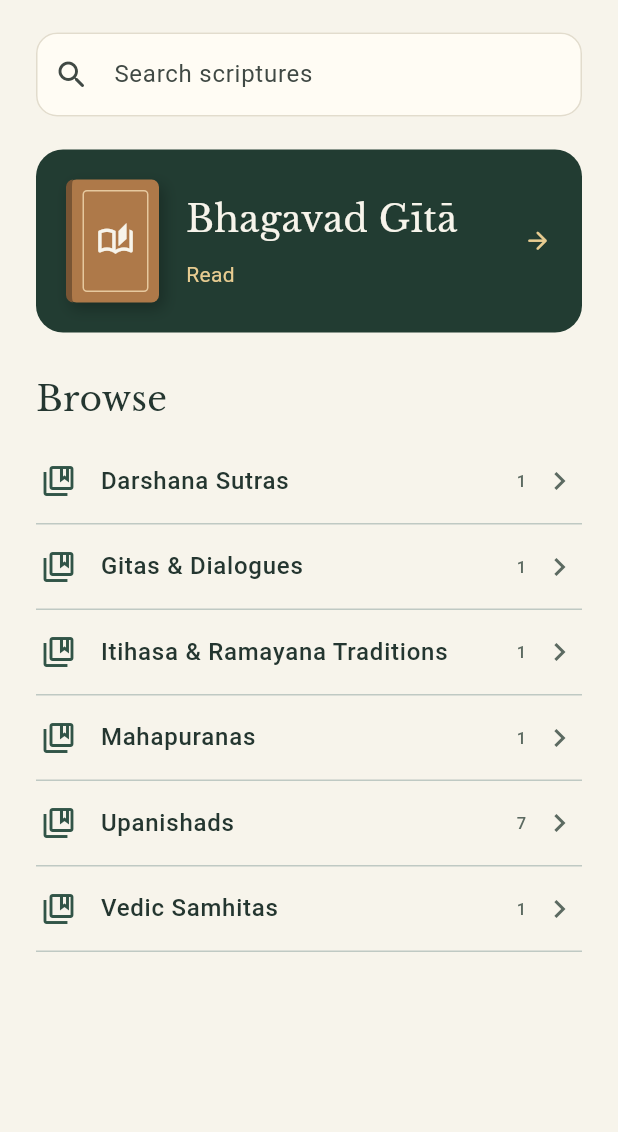
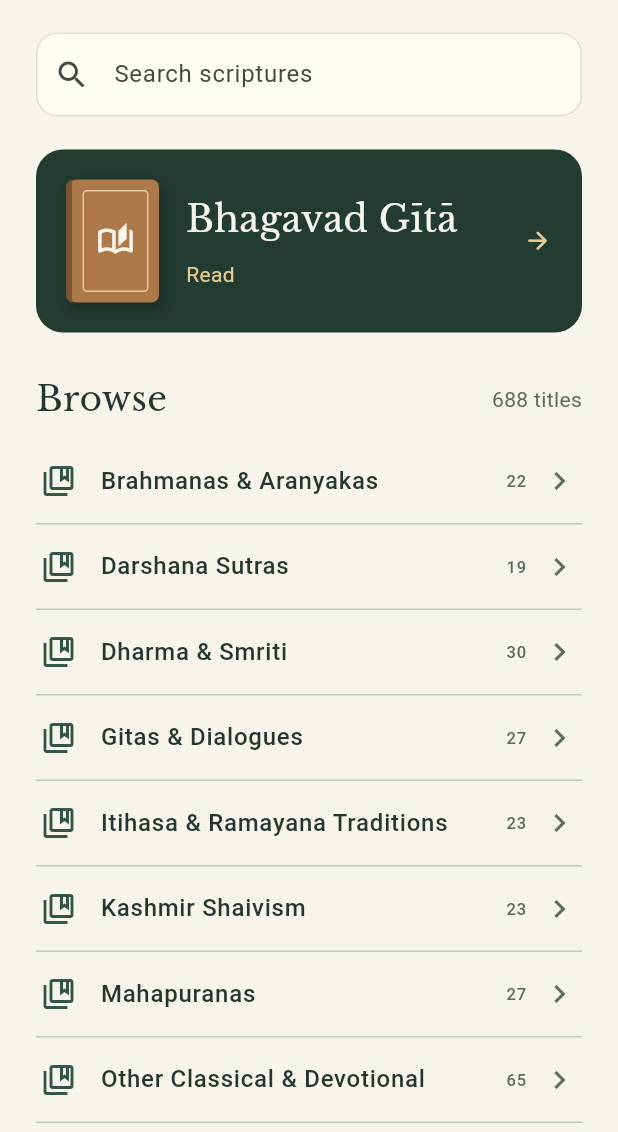
Before and after one commit to Ramlksasi/scripture-library, a Flutter app: the screen it shows after launch, on a phone screen of 412 x 824 dp, the part 104-1236 px from its top. Run offline on Flutter 3.47's test engine with Material 3 defaults, Android fonts, the phone set to English and light mode, and no system bars; our stand-ins replace cloud_firestore, firebase_core, material_ui, shared_preferences; accounts and stored records are empty.

Commit message:
Show the complete scripture workbook catalog

```diff
--- a/lib/library.dart
+++ b/lib/library.dart
@@ -44,18 +44,30 @@ class Book {
     required this.title,
     required this.category,
     required this.subcategory,
-    required this.sourceName,
-    required this.sourceUrl,
-    required this.editionId,
-    required this.sample,
-    required this.sections,
-    required this.credit,
-    required List<String> aliases,
-  }) : searchIndex = normalize(
-         [title, category, subcategory, ...aliases].join(' '),
+    this.sourceName = '',
+    this.sourceUrl,
+    this.editionId,
+    this.sample = false,
+    this.sections = const [],
+    this.credit = '',
+    List<String> aliases = const [],
+  }) : _searchTitles = [title, ...aliases].map(normalize).toList(),
+       searchIndex = normalize(
+         [id, title, category, subcategory, ...aliases].join(' '),
        );
 
-  factory Book.fromJson(String id, Map<String, dynamic> json) {
+  factory Book.fromCatalog(Map<String, dynamic> json) => Book(
+    id: json['id'] as String,
+    title: json['title'] as String,
+    category: json['category'] as String,
+    subcategory: json['subcategory'] as String,
+  );
+
+  factory Book.fromJson(
+    String id,
+    Map<String, dynamic> json, {
+    Book? catalogEntry,
+  }) {
     final url = Uri.tryParse(json['sourceUrl'] as String? ?? '');
     final editionId = json['editionId'] as String?;
     final sections = (json['sections'] as List? ?? [])
@@ -74,15 +86,18 @@ class Book {
     return Book(
       id: id,
       title: json['title'] as String,
-      category: json['category'] as String,
-      subcategory: json['subcategory'] as String,
+      category: catalogEntry?.category ?? json['category'] as String,
+      subcategory: catalogEntry?.subcategory ?? json['subcategory'] as String,
       sourceName: json['sourceName'] as String? ?? '',
       sourceUrl: sourceUrl,
       editionId: editionId,
       sample: json['sample'] == true,
       sections: sections,
       credit: json['credit'] as String? ?? '',
-      aliases: (json['aliases'] as List? ?? []).cast<String>(),
+      aliases: [
+        ...(json['aliases'] as List? ?? []).cast<String>(),
+        if (catalogEntry != null) catalogEntry.title,
+      ],
     );
   }
 
@@ -96,12 +111,18 @@ class Book {
   final bool sample;
   final List<Section> sections;
   final String credit;
+  final List<String> _searchTitles;
   final String searchIndex;
 
   bool get isHosted => editionId != null;
+  bool get hasReadingEdition => isHosted || sourceUrl != null;
 
-  bool matches(String query) =>
-      normalize(query).split(' ').every(searchIndex.contains);
+  bool matches(Iterable<String> terms) => terms.every(searchIndex.contains);
+
+  int searchPriority(String query) {
+    if (_searchTitles.contains(query)) return 0;
+    return _searchTitles.any((title) => title.startsWith(query)) ? 1 : 2;
+  }
 }
 
 String normalize(String value) {
@@ -171,9 +192,26 @@ class LibraryStore {
   late final Future<Map<String, dynamic>> _bundle = _assets
       .loadString('assets/launch_library.json')
       .then((source) => jsonDecode(source) as Map<String, dynamic>);
+  late final Future<Map<String, Book>> _catalog = _assets
+      .loadString('catalog/master_catalog.json')
+      .then((source) {
+        final rows = jsonDecode(source) as List<dynamic>;
+        final entries = rows.map(
+          (row) => Book.fromCatalog(row as Map<String, dynamic>),
+        );
+        return {for (final entry in entries) entry.id: entry};
+      });
 
   Future<List<Book>> loadBooks() async {
-    final bundled = await _bundle;
+    final catalog = await _catalog;
+    final available = await _loadAvailableBooks(catalog);
+    return {
+      ...catalog,
+      for (final book in available) book.id: book,
+    }.values.toList();
+  }
+
+  Future<List<Book>> _loadAvailableBooks(Map<String, Book> catalog) async {
     final db = database;
     if (db != null) {
       try {
@@ -186,7 +224,13 @@ class LibraryStore {
           final published = <Book>[];
           for (final doc in snapshot.docs) {
             try {
-              published.add(Book.fromJson(doc.id, doc.data()));
+              published.add(
+                Book.fromJson(
+                  doc.id,
+                  doc.data(),
+                  catalogEntry: catalog[doc.id],
+                ),
+              );
             } on FormatException {
               continue;
             } on TypeError {
@@ -201,9 +245,10 @@ class LibraryStore {
         // A slow network should still leave the bundled reader accessible.
       }
     }
-    return (bundled['books'] as List).map((item) {
+    return ((await _bundle)['books'] as List).map((item) {
       final json = item as Map<String, dynamic>;
-      return Book.fromJson(json['id'] as String, json);
+      final id = json['id'] as String;
+      return Book.fromJson(id, json, catalogEntry: catalog[id]);
     }).toList();
   }
 
--- a/lib/main.dart
+++ b/lib/main.dart
@@ -114,9 +114,19 @@ class _LibraryScreenState extends State<LibraryScreen> {
                   categories.putIfAbsent(book.category, () => []).add(book);
                 }
                 final names = categories.keys.toList()..sort();
+                final normalizedQuery = normalize(query);
+                final terms = normalizedQuery.split(' ');
                 final results =
-                    books.where((book) => book.matches(query)).toList()
-                      ..sort((a, b) => a.title.compareTo(b.title));
+                    query.isEmpty ||
+                        snapshot.connectionState != ConnectionState.done
+                    ? const <Book>[]
+                    : (books.where((book) => book.matches(terms)).toList()
+                        ..sort((a, b) {
+                          final rank = a
+                              .searchPriority(normalizedQuery)
+                              .compareTo(b.searchPriority(normalizedQuery));
+                          return rank == 0 ? a.title.compareTo(b.title) : rank;
+                        }));
                 final hosted = books.where((book) => book.isHosted);
                 final lastBook = hosted
                     .where(
@@ -128,9 +138,7 @@ class _LibraryScreenState extends State<LibraryScreen> {
                     )
                     .firstOrNull;
                 final featured = lastBook ?? hosted.firstOrNull;
-                return ListView(
-                  padding: const EdgeInsets.fromLTRB(24, 26, 24, 28),
-                  children: [
+                final header = <Widget>[
                   const Text(
                     'Scripture Library',
                     style: TextStyle(
@@ -174,8 +182,6 @@ class _LibraryScreenState extends State<LibraryScreen> {
                   else if (query.isNotEmpty) ...[
                     if (results.isEmpty)
                       const Text('No scriptures match your search.'),
-                      for (final book in results)
-                        _BookTile(book: book, onTap: () => _openBook(book)),
                   ] else ...[
                     if (featured != null) ...[
                       _Featured(
@@ -186,15 +192,25 @@ class _LibraryScreenState extends State<LibraryScreen> {
                       const SizedBox(height: 28),
                     ],
                     if (names.isEmpty)
-                        const Text('The library has no published books yet.')
+                      const Text('The library has no scriptures yet.')
                     else ...[
-                        const Text(
+                      Row(
+                        children: [
+                          const Expanded(
+                            child: Text(
                               'Browse',
                               style: TextStyle(
                                 fontFamily: serif,
                                 fontSize: 23,
                                 color: ink,
                               ),
+                            ),
+                          ),
+                          Text(
+                            '${books.length} titles',
+                            style: const TextStyle(color: muted),
+                          ),
+                        ],
                       ),
                       const SizedBox(height: 10),
                       for (final name in names)
@@ -216,7 +232,19 @@ class _LibraryScreenState extends State<LibraryScreen> {
                         ),
                     ],
                   ],
-                  ],
+                ];
+                return ListView.builder(
+                  padding: const EdgeInsets.fromLTRB(24, 26, 24, 28),
+                  itemCount: header.length + results.length,
+                  itemBuilder: (context, index) {
+                    if (index < header.length) return header[index];
+                    final book = results[index - header.length];
+                    return _BookTile(
+                      book: book,
+                      showCategory: true,
+                      onTap: () => _openBook(book),
+                    );
+                  },
                 );
               },
             ),
@@ -419,13 +447,23 @@ class CategoryScreen extends StatelessWidget {
 }
 
 class _BookTile extends StatelessWidget {
-  const _BookTile({required this.book, required this.onTap});
+  const _BookTile({
+    required this.book,
+    required this.onTap,
+    this.showCategory = false,
+  });
 
   final Book book;
   final VoidCallback onTap;
+  final bool showCategory;
 
   @override
-  Widget build(BuildContext context) => Column(
+  Widget build(BuildContext context) {
+    final details = [
+      if (showCategory) book.category,
+      if (!book.hasReadingEdition) 'Reading edition pending',
+    ];
+    return Column(
       children: [
         ListTile(
           onTap: onTap,
@@ -434,8 +472,11 @@ class _BookTile extends StatelessWidget {
             book.title,
             style: const TextStyle(fontFamily: serif, fontSize: 17),
           ),
+          subtitle: details.isEmpty ? null : Text(details.join(' · ')),
           trailing: Icon(
-          book.isHosted ? Icons.chevron_right : Icons.open_in_new,
+            !book.isHosted && book.sourceUrl != null
+                ? Icons.open_in_new
+                : Icons.chevron_right,
             size: 18,
             color: muted,
           ),
@@ -443,6 +484,7 @@ class _BookTile extends StatelessWidget {
         const Divider(height: 1),
       ],
     );
+  }
 }
 
 class BookScreen extends StatelessWidget {
@@ -492,6 +534,11 @@ class BookScreen extends StatelessWidget {
                 ),
               ),
               const SizedBox(height: 24),
+              if (!book.hasReadingEdition)
+                const Text(
+                  'Reading edition pending',
+                  style: TextStyle(color: muted),
+                ),
               if (book.isHosted)
                 FilledButton(
                   onPressed: () => Navigator.of(context).push<void>(
--- a/pubspec.yaml
+++ b/pubspec.yaml
@@ -1,7 +1,7 @@
 name: scripture_library
 description: A minimal Sanskrit scripture library and reader.
 publish_to: none
-version: 0.2.0+2
+version: 0.2.1+3
 
 environment:
   sdk: ^3.13.0
@@ -26,6 +26,7 @@ flutter:
   assets:
     - assets/launch_library.json
     - assets/LibreBaskerville-OFL.txt
+    - catalog/master_catalog.json
   fonts:
     - family: Library Serif
       fonts:
```
Also changed, not shown: 3 other files. Lines whose indentation alone changed are shown as unchanged.
